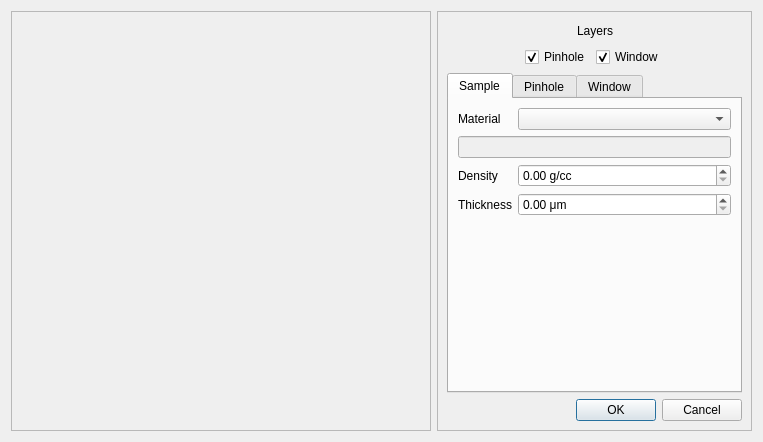
This is hexrdgui/resources/ui/physics_package_manager_dialog.ui in HEXRD/hexrdgui as Qt 5 draws it before an edit. The edited form follows.
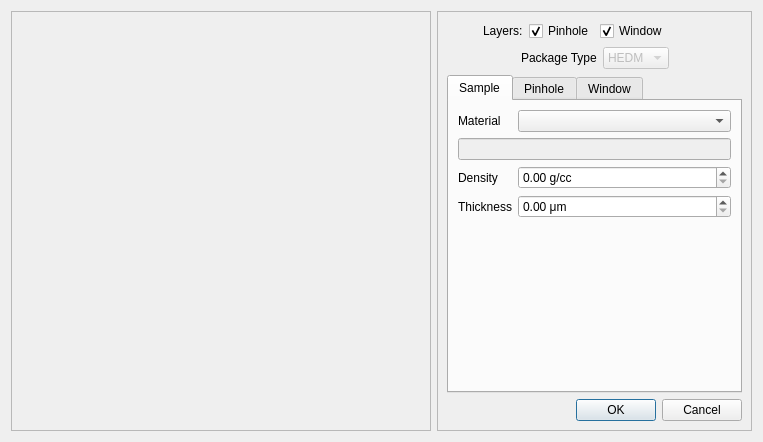
This is the edited form. Custom widgets are drawn as their Qt base class.

Commit message: Add selector for physics package type

```diff
--- a/hexrdgui/resources/ui/physics_package_manager_dialog.ui
+++ b/hexrdgui/resources/ui/physics_package_manager_dialog.ui
@@ -86,7 +86,27 @@
         <item>
          <widget class="QLabel" name="layers_label">
           <property name="text">
-           <string>Layers</string>
+           <string>Layers:</string>
+          </property>
+         </widget>
+        </item>
+        <item>
+         <widget class="QCheckBox" name="show_pinhole">
+          <property name="text">
+           <string>Pinhole</string>
+          </property>
+          <property name="checked">
+           <bool>true</bool>
+          </property>
+         </widget>
+        </item>
+        <item>
+         <widget class="QCheckBox" name="show_window">
+          <property name="text">
+           <string>Window</string>
+          </property>
+          <property name="checked">
+           <bool>true</bool>
           </property>
          </widget>
         </item>
@@ -128,23 +148,30 @@
          </spacer>
         </item>
         <item>
-         <widget class="QCheckBox" name="show_pinhole">
+         <widget class="QLabel" name="label">
           <property name="text">
-           <string>Pinhole</string>
-          </property>
-          <property name="checked">
-           <bool>true</bool>
+           <string>Package Type</string>
           </property>
          </widget>
         </item>
         <item>
-         <widget class="QCheckBox" name="show_window">
-          <property name="text">
-           <string>Window</string>
+         <widget class="QComboBox" name="comboBox">
+          <property name="enabled">
+           <bool>false</bool>
           </property>
-          <property name="checked">
-           <bool>true</bool>
+          <property name="currentIndex">
+           <number>1</number>
           </property>
+          <item>
+           <property name="text">
+            <string>HED</string>
+           </property>
+          </item>
+          <item>
+           <property name="text">
+            <string>HEDM</string>
+           </property>
+          </item>
          </widget>
         </item>
         <item>
```
Left out of the diff: 2 changed lines with no effect on the pictures.
